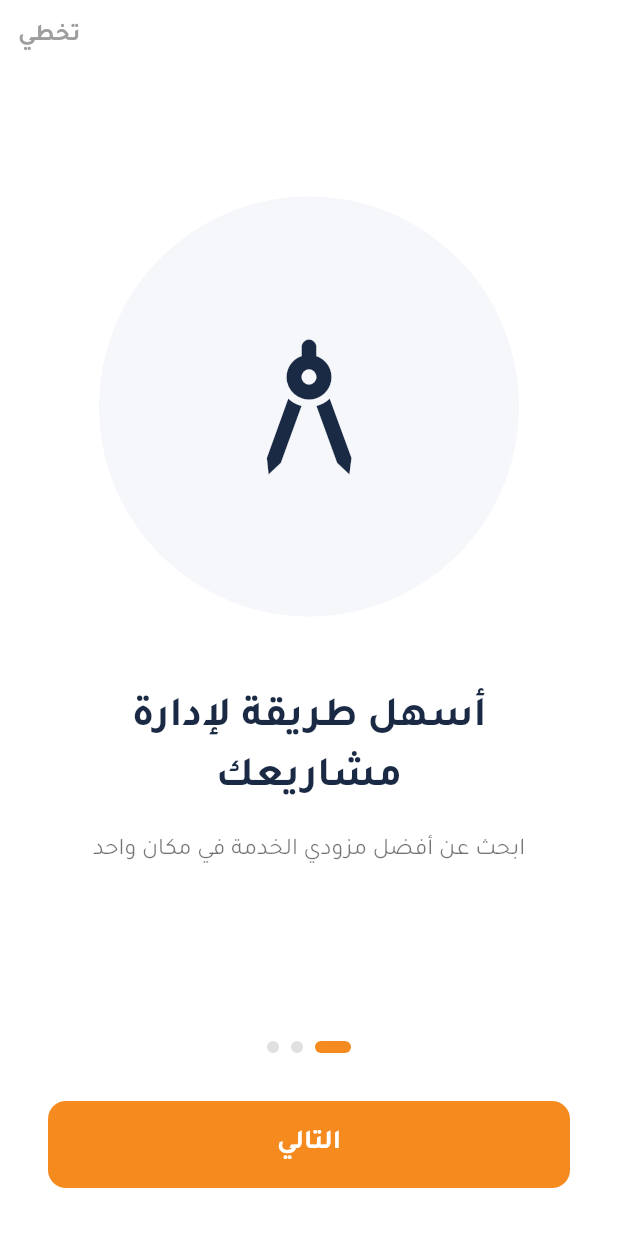
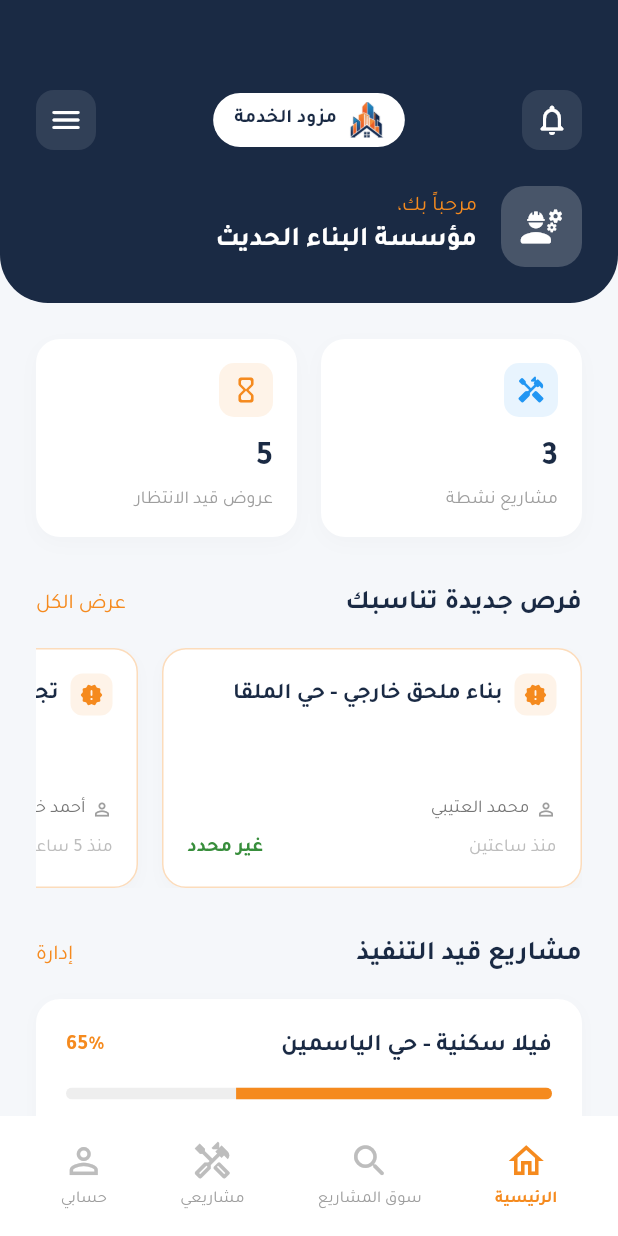
Before and after one commit to Yazantrissi/Darakom_flutter, a Flutter app: the screen it shows after launch, on a phone screen of 412 x 824 dp. Run offline on Flutter 3.47's test engine with Material 3 defaults, Android fonts, the light colour scheme and no system bars; our stand-ins replace file_picker, get.

Commit message:
fix client

```diff
--- /dev/null
+++ b/lib/controllers/provider/provider_dashboard_controller.dart
@@ -0,0 +1,45 @@
+import 'package:get/get.dart';
+
+class ProviderDashboardController extends GetxController {
+  // التحكم في شريط التنقل السفلي لمزود الخدمة
+  var currentIndex = 0.obs;
+
+  void changePage(int index) {
+    currentIndex.value = index;
+  }
+
+  // إحصائيات سريعة للمزود
+  final Map<String, dynamic> stats = {
+    'activeProjects': 3,
+    'pendingOffers': 5,
+    'totalEarnings': '45,000 ر.س',
+  };
+
+  // قائمة الفرص الجديدة (المشاريع المطروحة من العملاء وتناسب تخصص المزود)
+  final List<Map<String, dynamic>> newOpportunities = [
+    {
+      'id': 201,
+      'projectName': 'بناء ملحق خارجي - حي الملقا',
+      'clientName': 'محمد العتيبي',
+      'publishDate': 'منذ ساعتين',
+      'budget': 'غير محدد',
+    },
+    {
+      'id': 202,
+      'projectName': 'تجديد واجهة عمارة سكنية',
+      'clientName': 'أحمد خالد',
+      'publishDate': 'منذ 5 ساعات',
+      'budget': '15,000 - 25,000 ر.س',
+    },
+  ];
+
+  // قائمة مشاريع المزود قيد التنفيذ
+  final List<Map<String, dynamic>> activeProjects = [
+    {
+      'id': 301,
+      'projectName': 'فيلا سكنية - حي الياسمين',
+      'progress': 0.65, // 65%
+      'nextMilestone': 'الانتهاء من أعمال العظم',
+    },
+  ];
+}
--- a/lib/main.dart
+++ b/lib/main.dart
@@ -1,3 +1,4 @@
+import 'package:darakom_app/views/provider/provider_dashboard_screen.dart';
 import 'package:flutter/material.dart';
 import 'package:get/get.dart';
 import 'views/splash/splash_screen.dart'; // تأكد من مطابقة المسار لمكان حفظ الشاشة
@@ -71,7 +72,8 @@ class DarakomApp extends StatelessWidget {
 
       // تعيين شاشة البداية لتكون أول ما يظهر عند فتح التطبيق
       //home: ClientDashboardScreen(),
-      home: SplashScreen(),
+      home: ProviderDashboardScreen(),
+      //home: SplashScreen(),
     );
   }
 }
--- /dev/null
+++ b/lib/views/provider/provider_dashboard_screen.dart
@@ -0,0 +1,330 @@
+import 'package:flutter/material.dart';
+import 'package:get/get.dart';
+import '../../controllers/provider/provider_dashboard_controller.dart';
+
+class ProviderDashboardScreen extends StatelessWidget {
+  ProviderDashboardScreen({super.key});
+
+  final ProviderDashboardController controller = Get.put(ProviderDashboardController());
+
+  // الألوان الأساسية للهوية
+  final Color navyColor = const Color(0xFF1A2A44);
+  final Color orangeColor = const Color(0xFFF58A1E);
+  final Color bgColor = const Color(0xFFF5F7FA);
+
+  @override
+  Widget build(BuildContext context) {
+    // سيتم إضافة الشاشات الأخرى لاحقاً (تصفح المشاريع، مشاريعي، الإعدادات)
+    final List<Widget> pages = [
+      _ProviderHomeTab(controller: controller, navyColor: navyColor, orangeColor: orangeColor),
+      const Center(child: Text('شاشة سوق المشاريع', style: TextStyle(fontFamily: 'Tajawal'))),
+      const Center(child: Text('شاشة إدارة المشاريع', style: TextStyle(fontFamily: 'Tajawal'))),
+      const Center(child: Text('شاشة الإعدادات', style: TextStyle(fontFamily: 'Tajawal'))),
+    ];
+
+    return Directionality(
+      textDirection: TextDirection.rtl,
+      child: Scaffold(
+        backgroundColor: bgColor,
+        body: Obx(() => IndexedStack(
+          index: controller.currentIndex.value,
+          children: pages,
+        )),
+        bottomNavigationBar: _buildBottomNavigationBar(),
+      ),
+    );
+  }
+
+  Widget _buildBottomNavigationBar() {
+    return BottomAppBar(
+      color: Colors.white,
+      shape: const CircularNotchedRectangle(),
+      elevation: 20,
+      child: SizedBox(
+        height: 70,
+        child: Obx(() => Row(
+          mainAxisAlignment: MainAxisAlignment.spaceAround,
+          children: [
+            _buildNavItem(icon: Icons.home_outlined, label: 'الرئيسية', index: 0),
+            _buildNavItem(icon: Icons.search_rounded, label: 'سوق المشاريع', index: 1),
+            _buildNavItem(icon: Icons.handyman_outlined, label: 'مشاريعي', index: 2),
+            _buildNavItem(icon: Icons.person_outline, label: 'حسابي', index: 3),
+          ],
+        )),
+      ),
+    );
+  }
+
+  Widget _buildNavItem({required IconData icon, required String label, required int index}) {
+    bool isSelected = controller.currentIndex.value == index;
+    return InkWell(
+      onTap: () => controller.changePage(index),
+      child: Column(
+        mainAxisAlignment: MainAxisAlignment.center,
+        mainAxisSize: MainAxisSize.min,
+        children: [
+          Icon(icon, color: isSelected ? orangeColor : Colors.grey.shade400, size: 28),
+          const SizedBox(height: 4),
+          Text(
+            label,
+            style: TextStyle(
+              fontFamily: 'Tajawal',
+              fontSize: 11,
+              fontWeight: isSelected ? FontWeight.bold : FontWeight.normal,
+              color: isSelected ? orangeColor : Colors.grey.shade500,
+            ),
+          ),
+        ],
+      ),
+    );
+  }
+}
+
+// ==========================================
+// محتوى الصفحة الرئيسية لمزود الخدمة
+// ==========================================
+class _ProviderHomeTab extends StatelessWidget {
+  final ProviderDashboardController controller;
+  final Color navyColor;
+  final Color orangeColor;
+
+  const _ProviderHomeTab({required this.controller, required this.navyColor, required this.orangeColor});
+
+  @override
+  Widget build(BuildContext context) {
+    return Column(
+      children: [
+        _buildCustomHeader(context),
+        Expanded(
+          child: SingleChildScrollView(
+            padding: const EdgeInsets.all(24.0),
+            child: Column(
+              crossAxisAlignment: CrossAxisAlignment.stretch,
+              children: [
+                // 1. بطاقات الإحصائيات
+                _buildStatsSection(),
+                const SizedBox(height: 32),
+
+                // 2. فرص جديدة (المشاريع المطروحة)
+                _buildSectionTitle('فرص جديدة تناسبك', actionText: 'عرض الكل', onAction: () => controller.changePage(1)),
+                const SizedBox(height: 16),
+                _buildOpportunitiesSection(),
+                const SizedBox(height: 32),
+
+                // 3. المشاريع قيد التنفيذ
+                _buildSectionTitle('مشاريع قيد التنفيذ', actionText: 'إدارة', onAction: () => controller.changePage(2)),
+                const SizedBox(height: 16),
+                _buildActiveProjectsSection(),
+
+                const SizedBox(height: 40),
+              ],
+            ),
+          ),
+        ),
+      ],
+    );
+  }
+
+  Widget _buildCustomHeader(BuildContext context) {
+    return Container(
+      padding: const EdgeInsets.only(top: 60, left: 24, right: 24, bottom: 24),
+      decoration: BoxDecoration(
+        color: navyColor,
+        borderRadius: const BorderRadius.only(bottomLeft: Radius.circular(32.0), bottomRight: Radius.circular(32.0)),
+      ),
+      child: Column(
+        children: [
+          Row(
+            mainAxisAlignment: MainAxisAlignment.spaceBetween,
+            children: [
+              Container(
+                padding: const EdgeInsets.all(8),
+                decoration: BoxDecoration(color: Colors.white.withOpacity(0.1), borderRadius: BorderRadius.circular(12)),
+                child: const Icon(Icons.notifications_none_rounded, color: Colors.white),
+              ),
+              Container(
+                padding: const EdgeInsets.symmetric(horizontal: 14, vertical: 6),
+                decoration: BoxDecoration(color: Colors.white, borderRadius: BorderRadius.circular(20)),
+                child: Row(
+                  children: [
+                    Image.asset('assets/images/logo.png', height: 24, fit: BoxFit.contain),
+                    const SizedBox(width: 8),
+                    Text('مزود الخدمة', style: TextStyle(fontFamily: 'Tajawal', color: navyColor, fontWeight: FontWeight.bold, fontSize: 13)),
+                  ],
+                ),
+              ),
+              Container(
+                padding: const EdgeInsets.all(8),
+                decoration: BoxDecoration(color: Colors.white.withOpacity(0.1), borderRadius: BorderRadius.circular(12)),
+                child: const Icon(Icons.menu_rounded, color: Colors.white),
+              ),
+            ],
+          ),
+          const SizedBox(height: 24),
+          Row(
+            children: [
+              Container(
+                padding: const EdgeInsets.all(12),
+                decoration: BoxDecoration(color: Colors.white.withOpacity(0.2), borderRadius: BorderRadius.circular(16)),
+                child: const Icon(Icons.engineering_rounded, color: Colors.white, size: 30),
+              ),
+              const SizedBox(width: 16),
+              Column(
+                crossAxisAlignment: CrossAxisAlignment.start,
+                children: [
+                  Text('مرحباً بك،', style: TextStyle(fontFamily: 'Tajawal', color: orangeColor, fontSize: 14)),
+                  const Text('مؤسسة البناء الحديث', style: TextStyle(fontFamily: 'Tajawal', color: Colors.white, fontWeight: FontWeight.bold, fontSize: 18)),
+                ],
+              ),
+            ],
+          ),
+        ],
+      ),
+    );
+  }
+
+  Widget _buildStatsSection() {
+    return Row(
+      children: [
+        _buildStatCard(title: 'مشاريع نشطة', value: '${controller.stats['activeProjects']}', icon: Icons.handyman_rounded, color: Colors.blue),
+        const SizedBox(width: 16),
+        _buildStatCard(title: 'عروض قيد الانتظار', value: '${controller.stats['pendingOffers']}', icon: Icons.hourglass_empty_rounded, color: orangeColor),
+      ],
+    );
+  }
+
+  Widget _buildStatCard({required String title, required String value, required IconData icon, required Color color}) {
+    return Expanded(
+      child: Container(
+        padding: const EdgeInsets.all(16),
+        decoration: BoxDecoration(
+          color: Colors.white,
+          borderRadius: BorderRadius.circular(16),
+          boxShadow: [BoxShadow(color: Colors.black.withOpacity(0.02), blurRadius: 10, offset: const Offset(0, 4))],
+        ),
+        child: Column(
+          crossAxisAlignment: CrossAxisAlignment.start,
+          children: [
+            Container(
+              padding: const EdgeInsets.all(8),
+              decoration: BoxDecoration(color: color.withOpacity(0.1), borderRadius: BorderRadius.circular(10)),
+              child: Icon(icon, color: color, size: 20),
+            ),
+            const SizedBox(height: 12),
+            Text(value, style: TextStyle(fontFamily: 'Tajawal', fontSize: 22, fontWeight: FontWeight.bold, color: navyColor)),
+            const SizedBox(height: 4),
+            Text(title, style: TextStyle(fontFamily: 'Tajawal', fontSize: 12, color: Colors.grey.shade500)),
+          ],
+        ),
+      ),
+    );
+  }
+
+  Widget _buildSectionTitle(String title, {required String actionText, required VoidCallback onAction}) {
+    return Row(
+      mainAxisAlignment: MainAxisAlignment.spaceBetween,
+      children: [
+        Text(title, style: TextStyle(fontFamily: 'Tajawal', fontSize: 18, fontWeight: FontWeight.bold, color: navyColor)),
+        GestureDetector(
+          onTap: onAction,
+          child: Text(actionText, style: TextStyle(fontFamily: 'Tajawal', color: orangeColor, fontSize: 14)),
+        ),
+      ],
+    );
+  }
+
+  Widget _buildOpportunitiesSection() {
+    return SizedBox(
+      height: 160,
+      child: ListView.builder(
+        scrollDirection: Axis.horizontal,
+        itemCount: controller.newOpportunities.length,
+        itemBuilder: (context, index) {
+          final opp = controller.newOpportunities[index];
+          return Container(
+            width: 280,
+            margin: const EdgeInsets.only(left: 16.0),
+            padding: const EdgeInsets.all(16.0),
+            decoration: BoxDecoration(
+              color: Colors.white,
+              borderRadius: BorderRadius.circular(16.0),
+              border: Border.all(color: orangeColor.withOpacity(0.3)),
+              boxShadow: [BoxShadow(color: Colors.black.withOpacity(0.02), blurRadius: 8, offset: const Offset(0, 4))],
+            ),
+            child: Column(
+              crossAxisAlignment: CrossAxisAlignment.start,
+              children: [
+                Row(
+                  children: [
+                    Container(
+                      padding: const EdgeInsets.all(6),
+                      decoration: BoxDecoration(color: orangeColor.withOpacity(0.1), borderRadius: BorderRadius.circular(8)),
+                      child: Icon(Icons.new_releases_rounded, color: orangeColor, size: 16),
+                    ),
+                    const SizedBox(width: 8),
+                    Expanded(child: Text(opp['projectName'], style: TextStyle(fontFamily: 'Tajawal', fontWeight: FontWeight.bold, fontSize: 15, color: navyColor), overflow: TextOverflow.ellipsis)),
+                  ],
+                ),
+                const Spacer(),
+                Row(
+                  children: [
+                    Icon(Icons.person_outline, size: 14, color: Colors.grey.shade500),
+                    const SizedBox(width: 4),
+                    Text(opp['clientName'], style: TextStyle(fontFamily: 'Tajawal', color: Colors.grey.shade600, fontSize: 12)),
+                  ],
+                ),
+                const SizedBox(height: 8),
+                Row(
+                  mainAxisAlignment: MainAxisAlignment.spaceBetween,
+                  children: [
+                    Text(opp['publishDate'], style: TextStyle(fontFamily: 'Tajawal', color: Colors.grey.shade400, fontSize: 12)),
+                    Text(opp['budget'], style: TextStyle(fontFamily: 'Tajawal', color: Colors.green.shade700, fontSize: 13, fontWeight: FontWeight.bold)),
+                  ],
+                ),
+              ],
+            ),
+          );
+        },
+      ),
+    );
+  }
+
+  Widget _buildActiveProjectsSection() {
+    return ListView.separated(
+      shrinkWrap: true,
+      physics: const NeverScrollableScrollPhysics(),
+      itemCount: controller.activeProjects.length,
+      separatorBuilder: (context, index) => const SizedBox(height: 12),
+      itemBuilder: (context, index) {
+        final project = controller.activeProjects[index];
+        return Container(
+          padding: const EdgeInsets.all(20.0),
+          decoration: BoxDecoration(
+            color: Colors.white,
+            borderRadius: BorderRadius.circular(16.0),
+            boxShadow: [BoxShadow(color: Colors.black.withOpacity(0.02), blurRadius: 8, offset: const Offset(0, 2))],
+          ),
+          child: Column(
+            crossAxisAlignment: CrossAxisAlignment.start,
+            children: [
+              Row(
+                mainAxisAlignment: MainAxisAlignment.spaceBetween,
+                children: [
+                  Text(project['projectName'], style: TextStyle(fontFamily: 'Tajawal', fontSize: 16, fontWeight: FontWeight.bold, color: navyColor)),
+                  Text('${(project['progress'] * 100).toInt()}%', style: TextStyle(fontFamily: 'Tajawal', color: orangeColor, fontWeight: FontWeight.bold)),
+                ],
+              ),
+              const SizedBox(height: 16),
+              ClipRRect(
+                borderRadius: BorderRadius.circular(8.0),
+                child: LinearProgressIndicator(value: project['progress'], backgroundColor: Colors.grey.shade200, valueColor: AlwaysStoppedAnimation<Color>(orangeColor), minHeight: 8),
+              ),
+              const SizedBox(height: 12),
+              Text('المرحلة القادمة: ${project['nextMilestone']}', style: TextStyle(fontFamily: 'Tajawal', color: Colors.grey.shade600, fontSize: 12)),
+            ],
+          ),
+        );
+      },
+    );
+  }
+}
```
Also changed, not shown: lib/controllers/auth/register_controller.dart (+20 -2 lines), lib/controllers/home/client_dashboard_controller.dart (+13 -7 lines), lib/controllers/home/search_providers_controller.dart (added, +50 -0 lines), lib/views/auth/register_screen.dart (+16 -5 lines), lib/views/home/client_dashboard_screen.dart (+25 -3 lines), lib/views/home/search_providers_screen.dart (added, +153 -0 lines).
